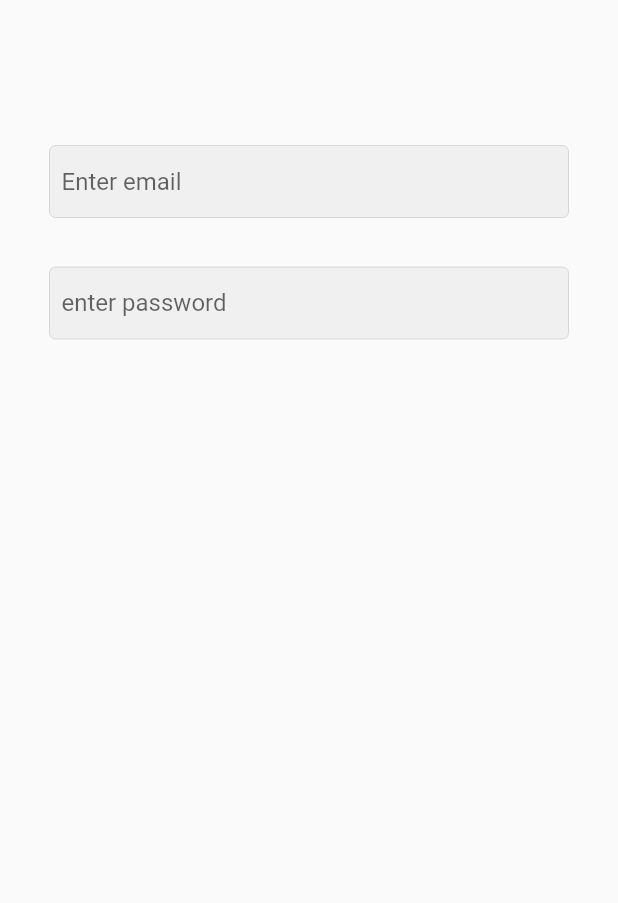
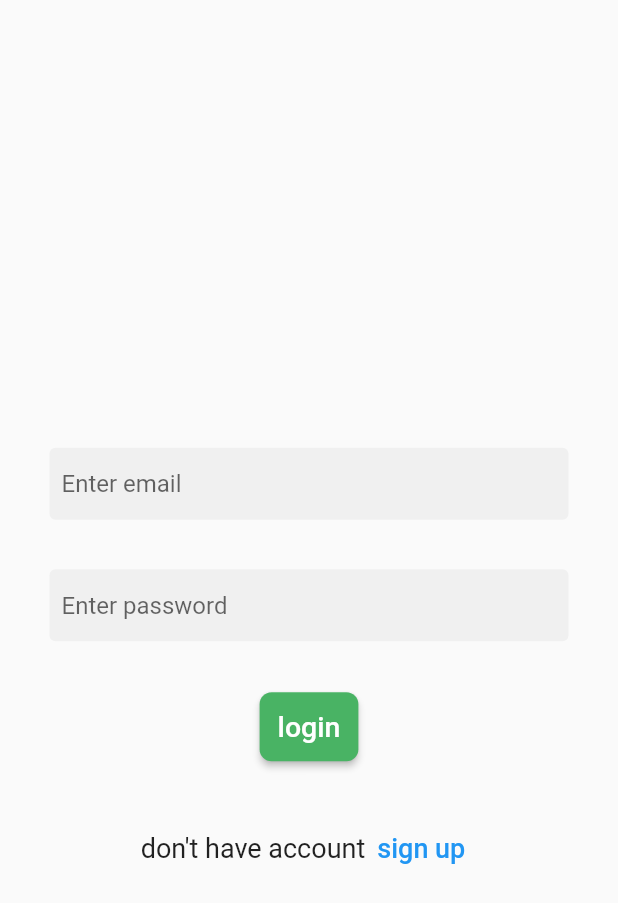
Before and after one commit to Mohamed7E/E_commerce_app, a Flutter app: the screen it shows after launch, on a phone screen of 412 x 824 dp. Shown: the top 903 px of the screen. Run offline on Flutter 3.47's test engine with Material 2 defaults, Android fonts, the phone set to English and light mode, and no system bars.

Commit message:
final login

```diff
--- a/lib/page/login.dart
+++ b/lib/page/login.dart
@@ -1,33 +1,71 @@
-// ignore_for_file: prefer_const_constructors, prefer_const_literals_to_create_immutables
-
-
+// ignore_for_file: prefer_const_constructors, prefer_const_literals_to_create_immutables, sort_child_properties_last
 
 import 'package:flutter/material.dart';
-import 'package:flutter_application_1/shared/custom_textfiled.dart';
+import 'package:flutter_application_1/shared/colors.dart';
+import 'package:flutter_application_1/shared/constants.dart';
 
 class Login extends StatelessWidget {
   const Login({super.key});
 
   @override
   Widget build(BuildContext context) {
-    return Scaffold(
+    return SafeArea(
+      child: Scaffold(
         body: Padding(
           padding: const EdgeInsets.all(33.0),
           child: Column(
+            mainAxisAlignment:MainAxisAlignment.center,
             children: [
-           const SizedBox(height: 64,),
-            Mytextfiled(
-              textInputTypee :TextInputType.emailAddress ,
-              ispassword: false,
-              hinttext: "Enter email ",
+              const SizedBox(
+                height: 64,
               ),
-          const SizedBox(height: 33,),
-          Mytextfiled(
-            textInputTypee : TextInputType.text,
-              ispassword: true,
-              hinttext: "enter password",
+              TextField(
+                keyboardType: TextInputType.emailAddress,
+                obscureText: false,
+                decoration: decorationtextfiled.copyWith(
+                  hintText: "Enter email ",
                 ),
+              ),
+              const SizedBox(
+                height: 33,
+              ),
+              TextField(
+                keyboardType: TextInputType.text,
+                obscureText: true,
+                decoration: decorationtextfiled.copyWith(
+                  hintText: "Enter password ",
+                ),
+              ),
+              const SizedBox(
+                height: 33,
+              ),
+              ElevatedButton(
+                onPressed: () {},
+                child: Text(
+                  "login",
+                  style: TextStyle(fontSize: 19),
+                ),
+                style: ButtonStyle(
+                    backgroundColor: MaterialStateProperty.all(BINgreen),
+                    padding: MaterialStateProperty.all(EdgeInsets.all(12)),
+                    shape: MaterialStateProperty.all(RoundedRectangleBorder(
+                        borderRadius: BorderRadius.circular(8)))),
+              ),
+              const SizedBox(
+                height: 33,
+              ),
+              Row(
+                mainAxisAlignment: MainAxisAlignment.center,
+                children: [
+                  Text("don't have account",style: TextStyle(fontSize: 18),),
+                  TextButton(onPressed: (){},
+                   child: Text("sign up",style: TextStyle(fontSize: 18),))
                 ],
+              )
+
+
+            ],
+          ),
         ),
       ),
     );
--- /dev/null
+++ b/lib/shared/colors.dart
@@ -0,0 +1,8 @@
+
+
+
+import 'package:flutter/material.dart';
+
+const BINpink =Color.fromARGB(255, 241, 39, 100);
+const BINgreen =Color.fromARGB(255, 73, 179, 100  );
+const appbargreen =Color.fromARGB(255, 79, 149, 95);
--- /dev/null
+++ b/lib/shared/constants.dart
@@ -0,0 +1,13 @@
+import 'package:flutter/material.dart';
+
+const  decorationtextfiled=InputDecoration(
+
+              enabledBorder: OutlineInputBorder(
+                borderSide: BorderSide.none
+              ),
+              focusedBorder: OutlineInputBorder(
+                borderSide: BorderSide(color: Colors.grey),
+              ),
+              filled: true,
+              contentPadding: EdgeInsets.all(8),
+            );
```
Lines whose indentation alone changed are shown as unchanged.
